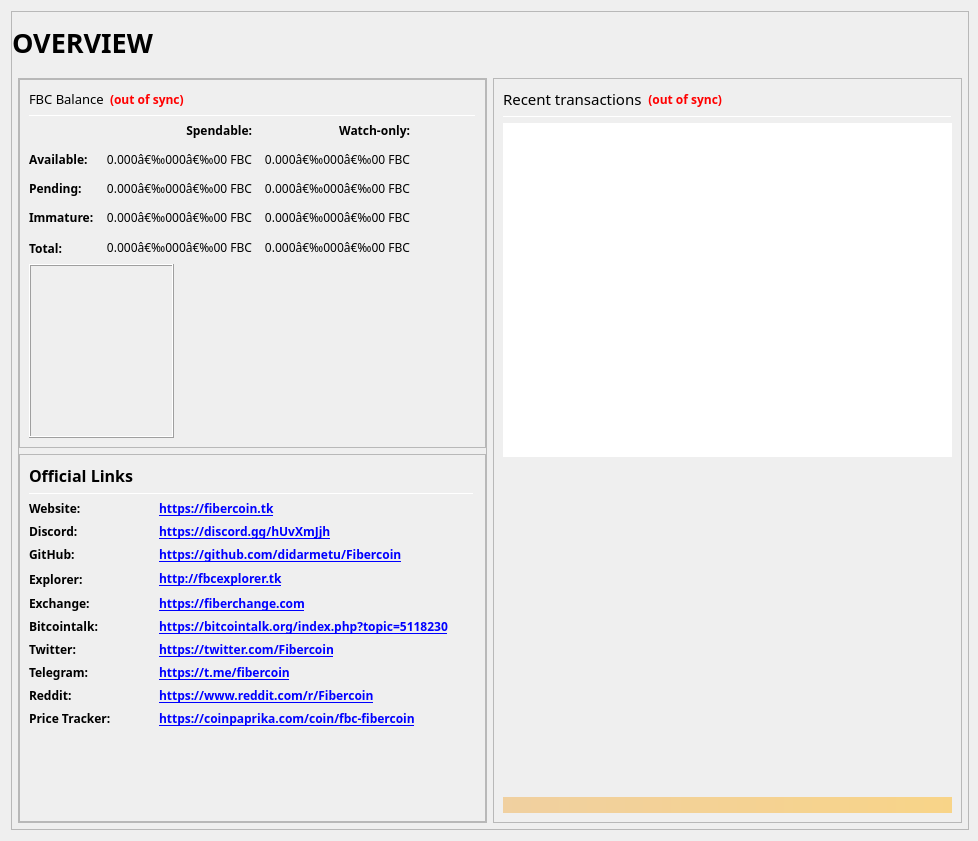
Above: src/qt/forms/overviewpage.ui from didarmetu/Fibercoin before the change. Below: the same form after it.
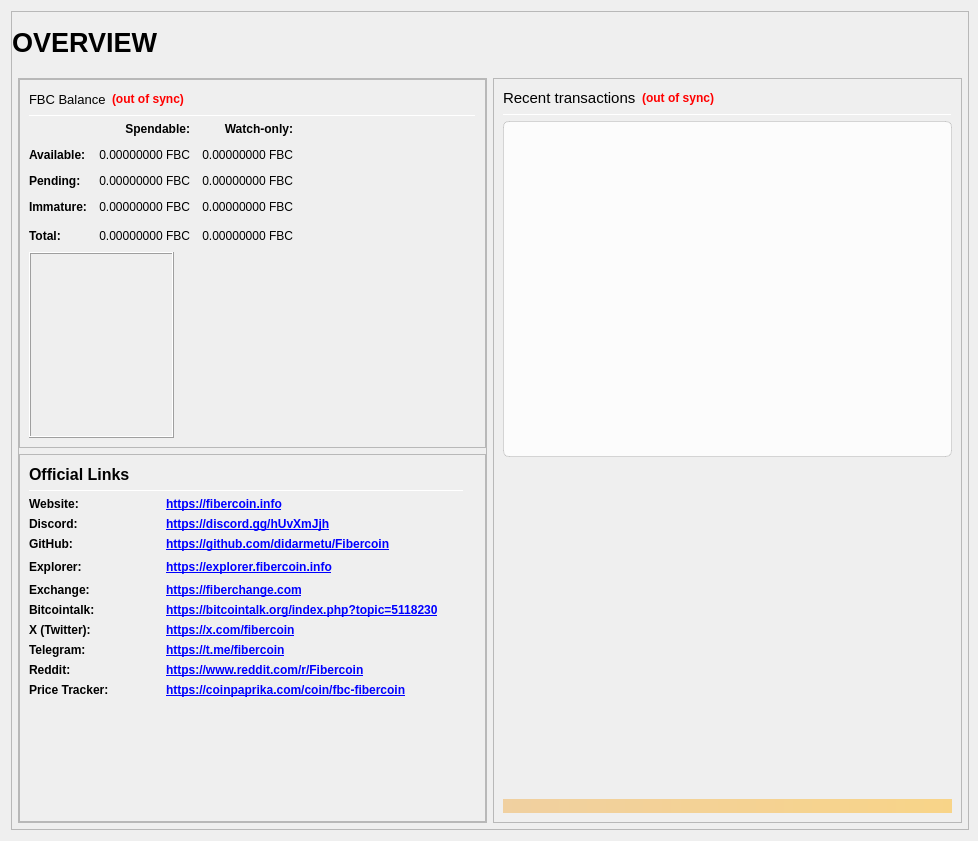
That is the form after the change. Icons and pictures are not drawn.

```diff
--- a/src/qt/forms/overviewpage.ui
+++ b/src/qt/forms/overviewpage.ui
@@ -18,7 +18,6 @@
   </property>
   <property name="font">
    <font>
-    <family>Arial Black</family>
     <pointsize>9</pointsize>
     <weight>75</weight>
     <italic>false</italic>
@@ -249,16 +248,12 @@
                          </property>
                          <property name="font">
                           <font>
-                           <family>Arial Black</family>
                            <pointsize>10</pointsize>
                            <weight>10</weight>
                            <italic>false</italic>
                            <bold>false</bold>
                           </font>
                          </property>
-                         <property name="styleSheet">
-                          <string notr="true">font: 87 10pt &quot;Arial Black&quot;;</string>
-                         </property>
                          <property name="text">
                           <string>FBC Balance</string>
                          </property>
@@ -324,9 +319,6 @@
                        </property>
                        <item row="0" column="1">
                         <widget class="QLabel" name="labelSpendable">
-                         <property name="styleSheet">
-                          <string notr="true">font: 87 9pt &quot;Arial Black&quot;;</string>
-                         </property>
                          <property name="text">
                           <string>Spendable:</string>
                          </property>
@@ -337,9 +329,6 @@
                        </item>
                        <item row="0" column="2">
                         <widget class="QLabel" name="labelWatchonly">
-                         <property name="styleSheet">
-                          <string notr="true">font: 87 9pt &quot;Arial Black&quot;;</string>
-                         </property>
                          <property name="text">
                           <string>Watch-only:</string>
                          </property>
@@ -350,9 +339,6 @@
                        </item>
                        <item row="1" column="0">
                         <widget class="QLabel" name="labelBalanceText">
-                         <property name="styleSheet">
-                          <string notr="true">font: 87 9pt &quot;Arial Black&quot;;</string>
-                         </property>
                          <property name="text">
                           <string>Available:</string>
                          </property>
@@ -362,7 +348,6 @@
                         <widget class="QLabel" name="labelBalance">
                          <property name="font">
                           <font>
-                           <family>Arial Black</family>
                            <pointsize>9</pointsize>
                            <weight>10</weight>
                            <italic>false</italic>
@@ -375,11 +360,8 @@
                          <property name="toolTip">
                           <string>Your current spendable balance</string>
                          </property>
-                         <property name="styleSheet">
-                          <string notr="true">font: 87 9pt &quot;Arial Black&quot;;</string>
-                         </property>
                          <property name="text">
-                          <string notr="true">0.000â€‰000â€‰00 FBC</string>
+                          <string notr="true">0.00000000 FBC</string>
                          </property>
                          <property name="alignment">
                           <set>Qt::AlignRight|Qt::AlignTrailing|Qt::AlignVCenter</set>
@@ -393,7 +375,6 @@
                         <widget class="QLabel" name="labelWatchAvailable">
                          <property name="font">
                           <font>
-                           <family>Arial Black</family>
                            <pointsize>9</pointsize>
                            <weight>10</weight>
                            <italic>false</italic>
@@ -406,11 +387,8 @@
                          <property name="toolTip">
                           <string>Your current balance in watch-only addresses</string>
                          </property>
-                         <property name="styleSheet">
-                          <string notr="true">font: 87 9pt &quot;Arial Black&quot;;</string>
-                         </property>
                          <property name="text">
-                          <string notr="true">0.000â€‰000â€‰00 FBC</string>
+                          <string notr="true">0.00000000 FBC</string>
                          </property>
                          <property name="alignment">
                           <set>Qt::AlignRight|Qt::AlignTrailing|Qt::AlignVCenter</set>
@@ -422,9 +400,6 @@
                        </item>
                        <item row="2" column="0">
                         <widget class="QLabel" name="labelPendingText">
-                         <property name="styleSheet">
-                          <string notr="true">font: 87 9pt &quot;Arial Black&quot;;</string>
-                         </property>
                          <property name="text">
                           <string>Pending:</string>
                          </property>
@@ -434,7 +409,6 @@
                         <widget class="QLabel" name="labelUnconfirmed">
                          <property name="font">
                           <font>
-                           <family>Arial Black</family>
                            <pointsize>9</pointsize>
                            <weight>10</weight>
                            <italic>false</italic>
@@ -447,11 +421,8 @@
                          <property name="toolTip">
                           <string>Total of transactions that have yet to be confirmed, and do not yet count toward the spendable balance</string>
                          </property>
-                         <property name="styleSheet">
-                          <string notr="true">font: 87 9pt &quot;Arial Black&quot;;</string>
-                         </property>
                          <property name="text">
-                          <string notr="true">0.000â€‰000â€‰00 FBC</string>
+                          <string notr="true">0.00000000 FBC</string>
                          </property>
                          <property name="alignment">
                           <set>Qt::AlignRight|Qt::AlignTrailing|Qt::AlignVCenter</set>
@@ -465,7 +436,6 @@
                         <widget class="QLabel" name="labelWatchPending">
                          <property name="font">
                           <font>
-                           <family>Arial Black</family>
                            <pointsize>9</pointsize>
                            <weight>10</weight>
                            <italic>false</italic>
@@ -478,11 +448,8 @@
                          <property name="toolTip">
                           <string>Unconfirmed transactions to watch-only addresses</string>
                          </property>
-                         <property name="styleSheet">
-                          <string notr="true">font: 87 9pt &quot;Arial Black&quot;;</string>
-                         </property>
                          <property name="text">
-                          <string notr="true">0.000â€‰000â€‰00 FBC</string>
+                          <string notr="true">0.00000000 FBC</string>
                          </property>
                          <property name="alignment">
                           <set>Qt::AlignRight|Qt::AlignTrailing|Qt::AlignVCenter</set>
@@ -494,9 +461,6 @@
                        </item>
                        <item row="3" column="0">
                         <widget class="QLabel" name="labelImmatureText">
-                         <property name="styleSheet">
-                          <string notr="true">font: 87 9pt &quot;Arial Black&quot;;</string>
-                         </property>
                          <property name="text">
                           <string>Immature:</string>
                          </property>
@@ -506,7 +470,6 @@
                         <widget class="QLabel" name="labelImmature">
                          <property name="font">
                           <font>
-                           <family>Arial Black</family>
                            <pointsize>9</pointsize>
                            <weight>10</weight>
                            <italic>false</italic>
@@ -519,11 +482,8 @@
                          <property name="toolTip">
                           <string>Staked or masternode rewards that has not yet matured</string>
                          </property>
-                         <property name="styleSheet">
-                          <string notr="true">font: 87 9pt &quot;Arial Black&quot;;</string>
-                         </property>
                          <property name="text">
-                          <string notr="true">0.000â€‰000â€‰00 FBC</string>
+                          <string notr="true">0.00000000 FBC</string>
                          </property>
                          <property name="alignment">
                           <set>Qt::AlignRight|Qt::AlignTrailing|Qt::AlignVCenter</set>
@@ -537,7 +497,6 @@
                         <widget class="QLabel" name="labelWatchImmature">
                          <property name="font">
                           <font>
-                           <family>Arial Black</family>
                            <pointsize>9</pointsize>
                            <weight>10</weight>
                            <italic>false</italic>
@@ -550,11 +509,8 @@
                          <property name="toolTip">
                           <string>Staked or masternode rewards in watch-only addresses that has not yet matured</string>
                          </property>
-                         <property name="styleSheet">
-                          <string notr="true">font: 87 9pt &quot;Arial Black&quot;;</string>
-                         </property>
                          <property name="text">
-                          <string notr="true">0.000â€‰000â€‰00 FBC</string>
+                          <string notr="true">0.00000000 FBC</string>
                          </property>
                          <property name="alignment">
                           <set>Qt::AlignRight|Qt::AlignTrailing|Qt::AlignVCenter</set>
@@ -569,9 +525,6 @@
                          <property name="toolTip">
                           <string>Your current FBC balance, unconfirmed and immature transactions included</string>
                          </property>
-                         <property name="styleSheet">
-                          <string notr="true">font: 87 9pt &quot;Arial Black&quot;;</string>
-                         </property>
                          <property name="text">
                           <string>Total:</string>
                          </property>
@@ -581,7 +534,6 @@
                         <widget class="QLabel" name="labelTotal">
                          <property name="font">
                           <font>
-                           <family>Arial Black</family>
                            <pointsize>9</pointsize>
                            <weight>10</weight>
                            <italic>false</italic>
@@ -594,11 +546,8 @@
                          <property name="toolTip">
                           <string>Your current FBC balance, unconfirmed and immature transactions included</string>
                          </property>
-                         <property name="styleSheet">
-                          <string notr="true">font: 87 9pt &quot;Arial Black&quot;;</string>
-                         </property>
                          <property name="text">
-                          <string notr="true">0.000â€‰000â€‰00 FBC</string>
+                          <string notr="true">0.00000000 FBC</string>
                          </property>
                          <property name="alignment">
                           <set>Qt::AlignRight|Qt::AlignTrailing|Qt::AlignVCenter</set>
@@ -612,7 +561,6 @@
                         <widget class="QLabel" name="labelWatchTotal">
                          <property name="font">
                           <font>
-                           <family>Arial Black</family>
                            <pointsize>9</pointsize>
                            <weight>10</weight>
                            <italic>false</italic>
@@ -625,11 +573,8 @@
                          <property name="toolTip">
                           <string>Current total balance in watch-only addresses</string>
                          </property>
-                         <property name="styleSheet">
-                          <string notr="true">font: 87 9pt &quot;Arial Black&quot;;</string>
-                         </property>
                          <property name="text">
-                          <string notr="true">0.000â€‰000â€‰00 FBC</string>
+                          <string notr="true">0.00000000 FBC</string>
                          </property>
                          <property name="alignment">
                           <set>Qt::AlignRight|Qt::AlignTrailing|Qt::AlignVCenter</set>
@@ -768,9 +713,6 @@
                      </item>
                      <item row="2" column="0">
                       <widget class="QLabel" name="labelLinks1">
-                       <property name="styleSheet">
-                        <string notr="true">font: 87 9pt &quot;Arial Black&quot;;</string>
-                       </property>
                        <property name="text">
                         <string>Website:</string>
                        </property>
@@ -785,7 +727,7 @@
                         </font>
                        </property>
                        <property name="text">
-                        <string notr="true">&lt;a href=&quot;https://fibercoin.tk&quot;&gt;https://fibercoin.tk&lt;/a&gt;</string>
+                        <string notr="true">&lt;a href=&quot;https://fibercoin.info&quot;&gt;https://fibercoin.info&lt;/a&gt;</string>
                        </property>
                        <property name="textFormat">
                         <enum>Qt::RichText</enum>
@@ -800,9 +742,6 @@
                      </item>
                      <item row="3" column="0">
                       <widget class="QLabel" name="labelLinks2">
-                       <property name="styleSheet">
-                        <string notr="true">font: 87 9pt &quot;Arial Black&quot;;</string>
-                       </property>
                        <property name="text">
                         <string>Discord:</string>
                        </property>
@@ -829,9 +768,6 @@
                      </item>
                      <item row="4" column="0">
                       <widget class="QLabel" name="labelLinks3">
-                       <property name="styleSheet">
-                        <string notr="true">font: 87 9pt &quot;Arial Black&quot;;</string>
-                       </property>
                        <property name="text">
                         <string>GitHub:</string>
                        </property>
@@ -858,9 +794,6 @@
                      </item>
                      <item row="5" column="0">
                       <widget class="QLabel" name="labelLinks4">
-                       <property name="styleSheet">
-                        <string notr="true">font: 87 9pt &quot;Arial Black&quot;;</string>
-                       </property>
                        <property name="text">
                         <string>Explorer:</string>
                        </property>
@@ -875,7 +808,7 @@
                         </font>
                        </property>
                        <property name="text">
-                        <string notr="true">&lt;a href=&quot;http://fbcexplorer.tk&quot;&gt;http://fbcexplorer.tk&lt;/a&gt;</string>
+                        <string notr="true">&lt;a href=&quot;https://explorer.fibercoin.info&quot;&gt;https://explorer.fibercoin.info&lt;/a&gt;</string>
                        </property>
                        <property name="alignment">
                         <set>Qt::AlignLeading|Qt::AlignLeft|Qt::AlignVCenter</set>
@@ -900,9 +833,6 @@
                      </item>
                      <item row="6" column="0">
                       <widget class="QLabel" name="labelLinks5">
-                       <property name="styleSheet">
-                        <string notr="true">font: 87 9pt &quot;Arial Black&quot;;</string>
-                       </property>
                        <property name="text">
                         <string>Exchange:</string>
                        </property>
@@ -929,9 +859,6 @@
                      </item>
                      <item row="7" column="0">
                       <widget class="QLabel" name="labelLinks6">
-                       <property name="styleSheet">
-                        <string notr="true">font: 87 9pt &quot;Arial Black&quot;;</string>
-                       </property>
                        <property name="text">
                         <string>Bitcointalk:</string>
                        </property>
@@ -958,11 +885,8 @@
                      </item>
                      <item row="8" column="0">
                       <widget class="QLabel" name="labelLinks7">
-                       <property name="styleSheet">
-                        <string notr="true">font: 87 9pt &quot;Arial Black&quot;;</string>
-                       </property>
                        <property name="text">
-                        <string>Twitter:</string>
+                        <string>X (Twitter):</string>
                        </property>
                       </widget>
                      </item>
@@ -975,7 +899,7 @@
                         </font>
                        </property>
                        <property name="text">
-                        <string notr="true">&lt;a href=&quot;https://twitter.com/Fibercoin&quot;&gt;https://twitter.com/Fibercoin&lt;/a&gt;</string>
+                        <string notr="true">&lt;a href=&quot;https://x.com/fibercoin&quot;&gt;https://x.com/fibercoin&lt;/a&gt;</string>
                        </property>
                        <property name="alignment">
                         <set>Qt::AlignLeading|Qt::AlignLeft|Qt::AlignVCenter</set>
@@ -987,9 +911,6 @@
                      </item>
                      <item row="9" column="0">
                       <widget class="QLabel" name="labelLinks8">
-                       <property name="styleSheet">
-                        <string notr="true">font: 87 9pt &quot;Arial Black&quot;;</string>
-                       </property>
                        <property name="text">
                         <string>Telegram:</string>
                        </property>
@@ -1016,9 +937,6 @@
                      </item>
                      <item row="10" column="0">
                       <widget class="QLabel" name="labelLinks8_2">
-                       <property name="styleSheet">
-                        <string notr="true">font: 87 9pt &quot;Arial Black&quot;;</string>
-                       </property>
                        <property name="text">
                         <string>Reddit:</string>
                        </property>
@@ -1077,9 +995,6 @@
                      </item>
                      <item row="11" column="0">
                       <widget class="QLabel" name="labelLinks1_2">
-                       <property name="styleSheet">
-                        <string notr="true">font: 87 9pt &quot;Arial Black&quot;;</string>
-                       </property>
                        <property name="text">
                         <string>Price Tracker:</string>
                        </property>
@@ -1122,7 +1037,6 @@
                       </property>
                       <property name="font">
                        <font>
-                        <family>Arial Black</family>
                         <pointsize>11</pointsize>
                         <weight>10</weight>
                         <italic>false</italic>
@@ -1200,8 +1114,12 @@
                      </size>
                     </property>
                     <property name="styleSheet">
-                     <string notr="true">QListView { background: transparent; }
-font: 75 8pt &quot;MS Shell Dlg 2&quot;;</string>
+                     <string notr="true">QListView {
+    background-color: rgba(255, 255, 255, 210);
+    border: 1px solid rgba(0, 0, 0, 35);
+    border-radius: 6px;
+    padding: 4px;
+}</string>
                     </property>
                     <property name="frameShape">
                      <enum>QFrame::NoFrame</enum>
```
Left out of the diff: 9 changed lines with no effect on the pictures.
